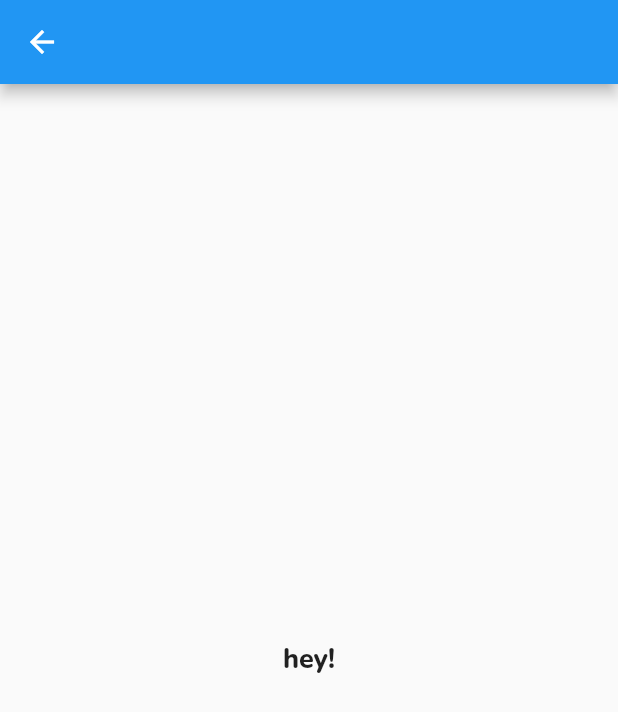
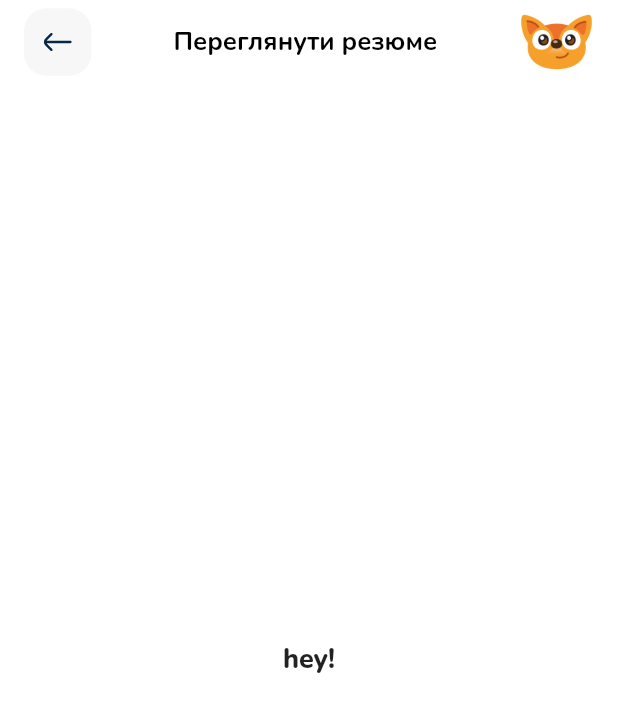
Before and after one commit to RogyBear/cv_app, a Flutter app: the PDFView screen opened by its route, on a phone screen of 412 x 824 dp. Shown: the top 712 px of the screen. Run offline on Flutter 3.47's test engine with Material 2 defaults, Android fonts, the phone set to English and light mode, and no system bars; our stand-ins replace flutter_svg, percent_indicator.

Commit message:
adding consts and buttons

```diff
--- a/lib/screens/pdf_view.dart
+++ b/lib/screens/pdf_view.dart
@@ -1,3 +1,5 @@
+import 'package:cv_app/components/custom_back_button.dart';
+import 'package:cv_app/components/fox_head.dart';
 import 'package:flutter/material.dart';
 
 class PDFView extends StatefulWidget {
@@ -11,7 +13,28 @@ class _PDFViewState extends State<PDFView> {
   @override
   Widget build(BuildContext context) {
     return Scaffold(
-      appBar: AppBar(),
+      backgroundColor: Colors.white,
+      appBar: AppBar(
+        elevation: 0,
+        backgroundColor: Colors.white,
+        automaticallyImplyLeading: false,
+        title: Row(
+          mainAxisAlignment: MainAxisAlignment.spaceBetween,
+          children: [
+            CustomBackButton(),
+            Text(
+              'Переглянути резюме',
+              style: TextStyle(
+                fontSize: 17,
+                fontWeight: FontWeight.w700,
+                fontFamily: 'Nunito',
+                color: Colors.black,
+              ),
+            ),
+            FoxHead(),
+          ],
+        ),
+      ),
       body: Center(
         child: Text(
           'hey!',
--- a/lib/utils/resume_questions/contents_questions.dart
+++ b/lib/utils/resume_questions/contents_questions.dart
@@ -2,7 +2,7 @@ import 'package:flutter/material.dart';
 
 import '../constants.dart';
 
-const educationQuestions = {
+const Map<String, dynamic> contentsQuestions = {
   'id': "2",
   'title': "Освіта",
   'key': contents,
--- a/lib/utils/resume_questions/signature_questions.dart
+++ b/lib/utils/resume_questions/signature_questions.dart
@@ -2,7 +2,7 @@ import 'package:flutter/material.dart';
 
 import '../constants.dart';
 
-const educationQuestions = {
+const Map<String, dynamic> signatureQuestions = {
   'id': "2",
   'title': "Освіта",
   'key': signature,
--- a/lib/utils/resume_questions/title_questions.dart
+++ b/lib/utils/resume_questions/title_questions.dart
@@ -2,7 +2,7 @@ import 'package:flutter/material.dart';
 
 import '../constants.dart';
 
-const educationQuestions = {
+const Map<String, dynamic> titleQuestions = {
   'id': "2",
   'title': "Освіта",
   'key': title,
```
Also changed, not shown: lib/screens/navigation.dart (+44 -6 lines), lib/utils/constants.dart (+16 -0 lines), lib/utils/resume_questions.dart (+12 -1 lines), lib/utils/resume_questions/achievement_questions.dart (+5 -7 lines), lib/utils/resume_questions/basic_questions.dart (+3 -5 lines), lib/utils/resume_questions/education_questions.dart (+4 -6 lines), lib/utils/resume_questions/portfolio_questions.dart (+5 -7 lines), lib/utils/resume_questions/skills_questions.dart (+5 -7 lines), lib/utils/resume_questions/work_questions.dart (+6 -8 lines).
